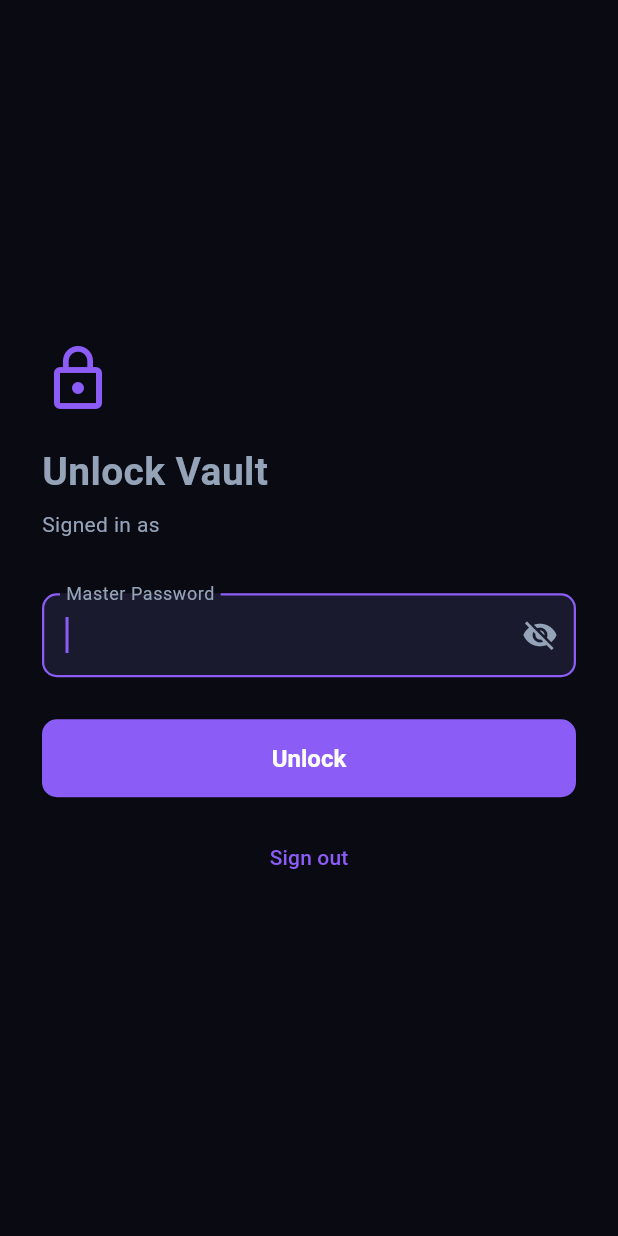
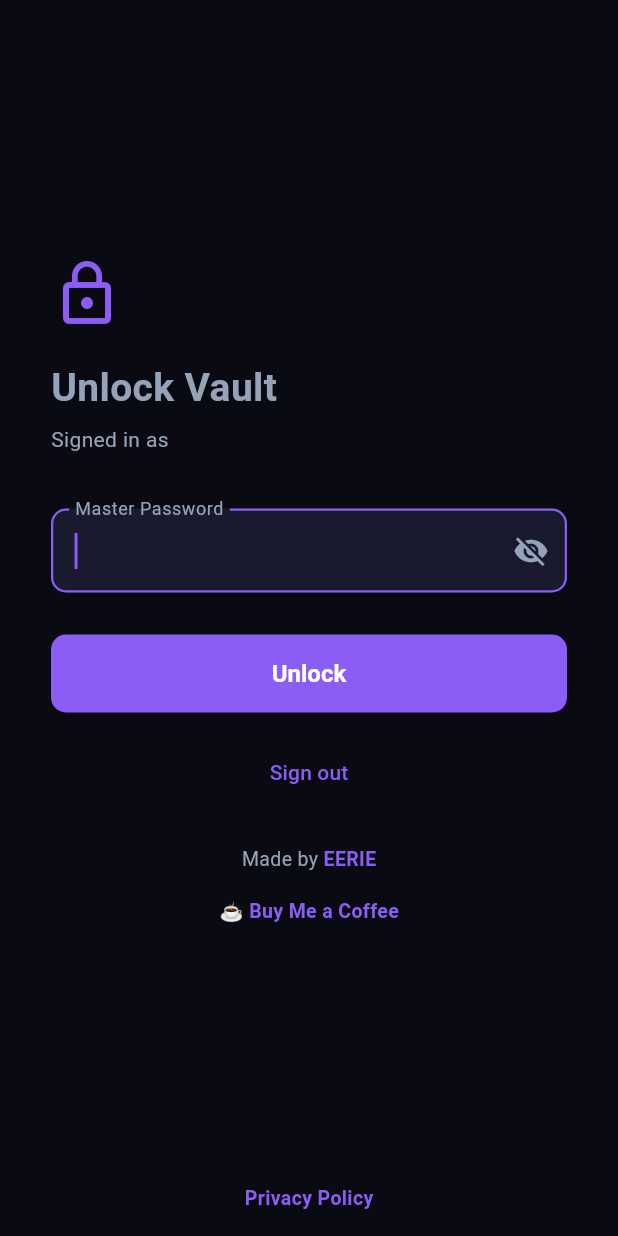
Before and after one commit to EerieGoesD/cryptkeep, a Flutter app: the UnlockScreen screen opened directly, on a phone screen of 412 x 824 dp. Run offline on Flutter 3.47's test engine with Material 3 defaults, Android fonts, the phone set to English and light mode, and no system bars; our stand-ins replace file_picker, supabase_flutter; missing offline and left inert: encrypt, kdbx, pointycastle; accounts and stored records are empty.

Commit message:
Add footer and constrain width on unlock screen
Co-Authored-By: Claude Opus 4.6 (1M context) <noreply@anthropic.com>

```diff
--- a/lib/screens/vault/unlock_screen.dart
+++ b/lib/screens/vault/unlock_screen.dart
@@ -1,5 +1,6 @@
 import 'package:flutter/material.dart';
 import 'package:provider/provider.dart';
+import 'package:url_launcher/url_launcher.dart';
 
 import '../../app.dart';
 import '../../providers/app_state.dart';
@@ -61,7 +62,12 @@ class _UnlockScreenState extends State<UnlockScreen> {
 
     return Scaffold(
       body: SafeArea(
+        child: Column(
+          children: [
+            Expanded(
               child: Center(
+                child: ConstrainedBox(
+                  constraints: const BoxConstraints(maxWidth: 400),
                   child: SingleChildScrollView(
                     padding: const EdgeInsets.all(28),
                     child: Form(
@@ -108,12 +114,60 @@ class _UnlockScreenState extends State<UnlockScreen> {
                               child: const Text('Sign out'),
                             ),
                           ),
+                          const SizedBox(height: 24),
+                          Center(
+                            child: InkWell(
+                              onTap: () => launchUrl(Uri.parse('https://eeriegoesd.com/')),
+                              child: const Text.rich(
+                                TextSpan(
+                                  text: 'Made by ',
+                                  style: TextStyle(color: Color(0xFF94A3B8), fontSize: 13),
+                                  children: [
+                                    TextSpan(
+                                      text: 'EERIE',
+                                      style: TextStyle(
+                                        color: Color(0xFF8B5CF6),
+                                        fontSize: 13,
+                                        fontWeight: FontWeight.w600,
+                                      ),
+                                    ),
+                                  ],
+                                ),
+                              ),
+                            ),
+                          ),
+                          const SizedBox(height: 16),
+                          Center(
+                            child: InkWell(
+                              onTap: () => launchUrl(Uri.parse('https://buymeacoffee.com/eeriegoesd')),
+                              child: const Text('☕ Buy Me a Coffee',
+                                  style: TextStyle(
+                                      color: Color(0xFF8B5CF6),
+                                      fontSize: 13,
+                                      fontWeight: FontWeight.w600)),
+                            ),
+                          ),
                         ],
                       ),
                     ),
                   ),
                 ),
               ),
+            ),
+            Padding(
+              padding: const EdgeInsets.only(bottom: 16),
+              child: InkWell(
+                onTap: () => launchUrl(Uri.parse('https://eeriegoesd.com/privacy-policy/cryptkeep/')),
+                child: const Text('Privacy Policy',
+                    style: TextStyle(
+                        color: Color(0xFF8B5CF6),
+                        fontSize: 13,
+                        fontWeight: FontWeight.w600)),
+              ),
+            ),
+          ],
+        ),
+      ),
     );
   }
 }
```
Lines whose indentation alone changed are shown as unchanged.
